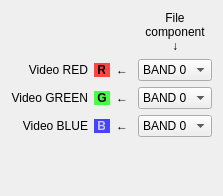
This is Code/Common/mvdColorSetupWidget.ui in orfeotoolbox/OTB as Qt 5 draws it before an edit. The edited form follows.
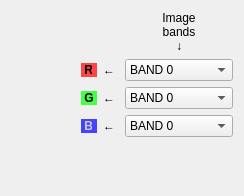
This is the edited form.

Commit message: ENH: update some labels in QT widget (first try)

```diff
--- a/Code/Common/mvdColorSetupWidget.ui
+++ b/Code/Common/mvdColorSetupWidget.ui
@@ -6,7 +6,7 @@
    <rect>
     <x>0</x>
     <y>0</y>
-    <width>211</width>
+    <width>244</width>
     <height>196</height>
    </rect>
   </property>
@@ -28,7 +28,7 @@
         </sizepolicy>
        </property>
        <property name="text">
-        <string>&lt;p align=&quot;center&quot;&gt;File&lt;br/&gt;component&lt;br/&gt;&amp;darr;&lt;/p&gt;</string>
+        <string>&lt;html&gt;&lt;head/&gt;&lt;body&gt;&lt;p align=&quot;center&quot;&gt;Image&lt;br/&gt;bands&lt;br/&gt;↓&lt;/p&gt;&lt;/body&gt;&lt;/html&gt;</string>
        </property>
       </widget>
      </item>
@@ -46,7 +46,7 @@
           </sizepolicy>
          </property>
          <property name="text">
-          <string>Video RED</string>
+          <string> </string>
          </property>
          <property name="alignment">
           <set>Qt::AlignRight|Qt::AlignTrailing|Qt::AlignVCenter</set>
@@ -120,7 +120,7 @@
           </sizepolicy>
          </property>
          <property name="text">
-          <string>Video GREEN</string>
+          <string/>
          </property>
          <property name="alignment">
           <set>Qt::AlignRight|Qt::AlignTrailing|Qt::AlignVCenter</set>
@@ -194,7 +194,7 @@
           </sizepolicy>
          </property>
          <property name="text">
-          <string>Video BLUE</string>
+          <string/>
          </property>
          <property name="alignment">
           <set>Qt::AlignRight|Qt::AlignTrailing|Qt::AlignVCenter</set>
```
The commit also changes 1 other file.
